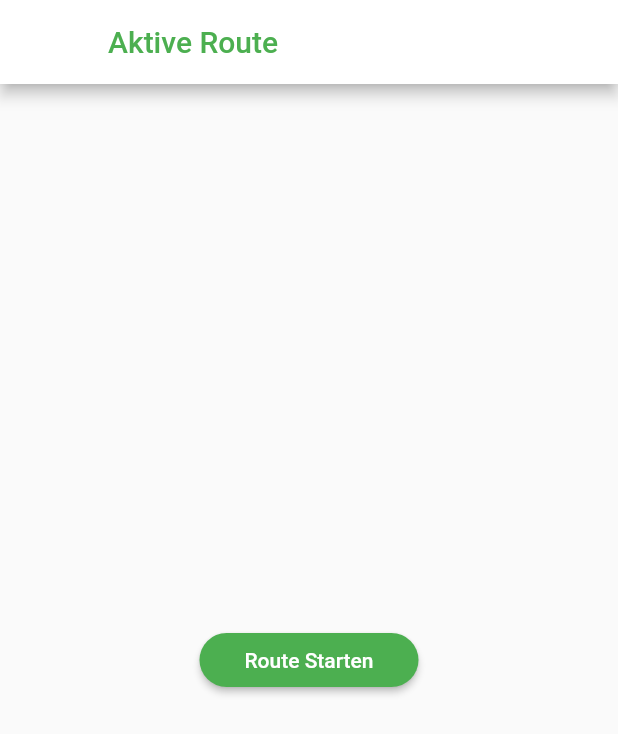
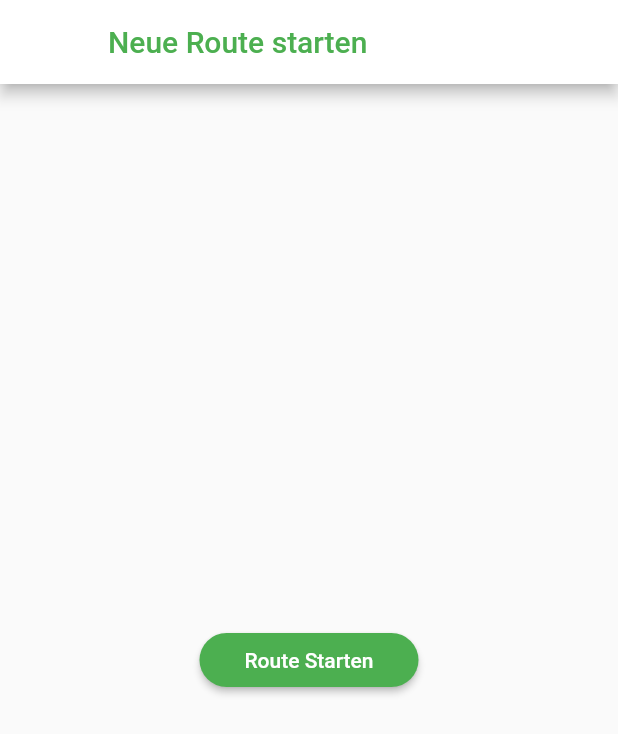
Before and after one commit to Neyttirri/Strollr, a Flutter app: the NewRoute screen opened directly, on a phone screen of 412 x 824 dp. Shown: the top 734 px of the screen. Run offline on Flutter 3.47's test engine with Material 2 defaults, Android fonts, the phone set to English and light mode, and no system bars.

Commit message:
Fixed Minor Errors
Active Route and New Route was swiched.
Fixed Problem

```diff
--- a/strollr/lib/Tabs/routes.dart
+++ b/strollr/lib/Tabs/routes.dart
@@ -1,5 +1,6 @@
 import 'package:flutter/material.dart';
 import 'package:strollr/route_pages/active_route.dart';
+import 'package:strollr/route_pages/new_route.dart';
 
 class Routes extends StatelessWidget {
 
@@ -26,7 +27,7 @@ class Routes extends StatelessWidget {
         child: Icon(Icons.add),
         backgroundColor: Colors.green,
         onPressed: () {
-          Navigator.of(context).push(MaterialPageRoute(builder: (context) => ActiveRoute()));
+          Navigator.of(context).push(MaterialPageRoute(builder: (context) => NewRoute()));
           //onPressed: () => Navigator.pushNamed(context, 'newRoute')
         },
       ),
--- a/strollr/lib/route_pages/new_route.dart
+++ b/strollr/lib/route_pages/new_route.dart
@@ -1,11 +1,13 @@
 import 'package:flutter/material.dart';
+
+import 'active_route.dart';
 
 class NewRoute extends StatelessWidget {
   @override
   Widget build(BuildContext context) {
     return Scaffold(
       appBar: AppBar(
-        title: Text("Aktive Route", style: TextStyle(color: Colors.green)),
+        title: Text("Neue Route starten", style: TextStyle(color: Colors.green)),
         backgroundColor: Colors.white,
       ),
       body: Center(
@@ -15,7 +17,7 @@ class NewRoute extends StatelessWidget {
             RaisedButton(
               padding: EdgeInsets.symmetric(vertical: 8, horizontal: 30),
               onPressed: () {
-                Navigator.of(context).push(MaterialPageRoute(builder: (context) => NewRoute()));
+                Navigator.of(context).push(MaterialPageRoute(builder: (context) => ActiveRoute()));
               },
               color: Colors.green,
               shape: RoundedRectangleBorder(
```
